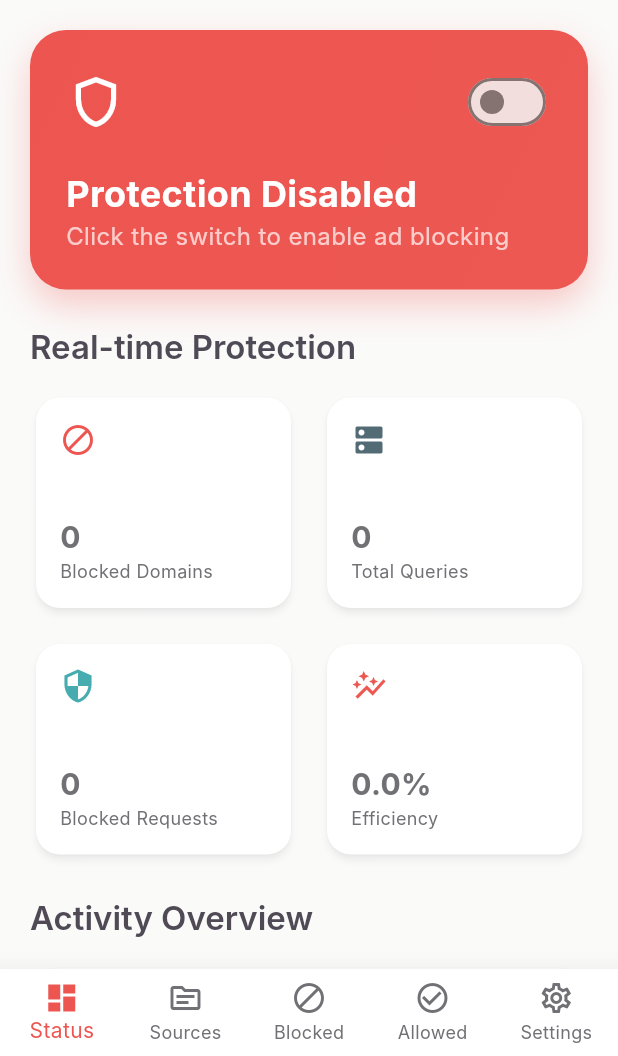
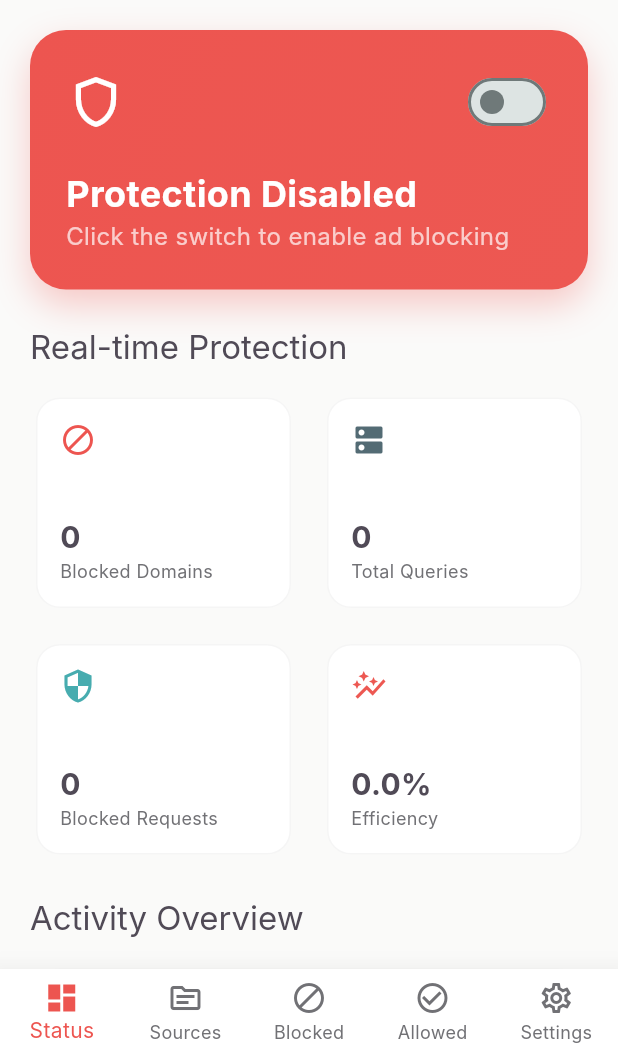
Before and after one commit to dennismutuku2005/admenii, a Flutter app: the screen it shows after launch, on a phone screen of 412 x 824 dp, the part 180-1236 px from its top. Run offline on Flutter 3.47's test engine with Material 3 defaults, Android fonts, the phone set to English and light mode, and no system bars; our stand-ins replace sqflite; missing offline and left inert: dart:ffi; accounts and stored records are empty; Roboto replaces fonts that are missing (Inter).

Commit message:
update: refined main.dart functionality

```diff
--- a/lib/main.dart
+++ b/lib/main.dart
@@ -24,32 +24,29 @@ class AdMeniiApp extends StatelessWidget {
       debugShowCheckedModeBanner: false,
       theme: ThemeData(
         brightness: Brightness.light,
-        primaryColor: const Color(0xFFED5550), // Cinnabar
+        primaryColor: const Color(0xFF47ACAF), // Tropical Teal
         colorScheme: ColorScheme.fromSeed(
-          seedColor: const Color(0xFFED5550),
-          primary: const Color(0xFFED5550),
-          secondary: const Color(0xFF47ACAF), // Tropical Teal
-          surface: const Color(0xFFFCFBFA), // White
+          seedColor: const Color(0xFF47ACAF),
+          primary: const Color(0xFF47ACAF),
+          secondary: const Color(0xFF536B74), // Blue Slate
+          surface: Colors.white,
           onSurface: const Color(0xFF504A56), // Charcoal
         ),
-        scaffoldBackgroundColor: const Color(0xFFFAFAF9), // Bright Snow
+        scaffoldBackgroundColor: const Color(0xFFF5F7F8),
         useMaterial3: true,
         fontFamily: 'Inter',
         appBarTheme: const AppBarTheme(
-          backgroundColor: Color(0xFF504A56),
-          foregroundColor: Colors.white,
+          backgroundColor: Colors.transparent,
+          foregroundColor: Color(0xFF504A56),
           elevation: 0,
         ),
         cardTheme: CardThemeData(
           color: Colors.white,
-          elevation: 2,
-          shape: RoundedRectangleBorder(borderRadius: BorderRadius.circular(16)),
-          shadowColor: const Color(0xFFCCD0D0).withOpacity(0.3),
-        ),
-        textTheme: const TextTheme(
-          displayLarge: TextStyle(color: Color(0xFF504A56), fontWeight: FontWeight.bold),
-          titleLarge: TextStyle(color: Color(0xFF504A56), fontWeight: FontWeight.w600),
-          bodyMedium: TextStyle(color: Color(0xFF717175)), // Dim Grey
+          elevation: 0,
+          shape: RoundedRectangleBorder(
+            borderRadius: BorderRadius.circular(16),
+            side: BorderSide(color: Colors.grey.withOpacity(0.1)),
+          ),
         ),
       ),
       home: const DashboardScreen(),
```
